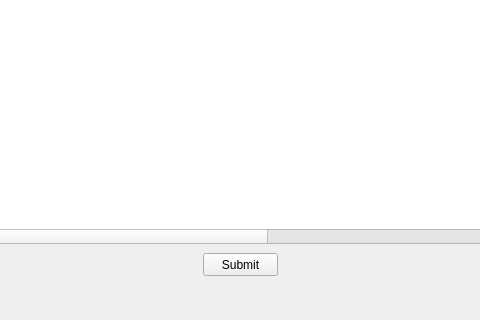
The window that ui.ui (kvius/OnDuty) describes before a commit, drawn with Qt 5; both pictures show x 467 to 947 and y 337 to 657 of the 1126 by 657 pixel window.
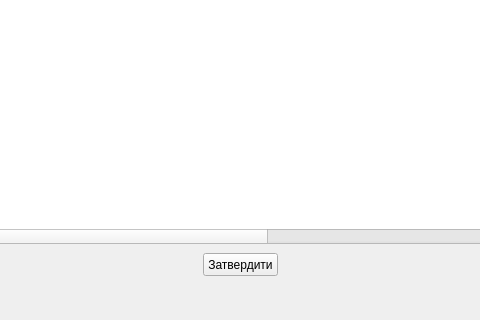
The same window after the commit. Icons and pictures are not drawn.

Commit message: правки 4 пункта с списка дел

```diff
--- a/ui.ui
+++ b/ui.ui
@@ -371,7 +371,7 @@
        </rect>
       </property>
       <property name="text">
-       <string>Submit</string>
+       <string>Затвердити</string>
       </property>
      </widget>
     </widget>
```
The commit also changes 2 other files.
